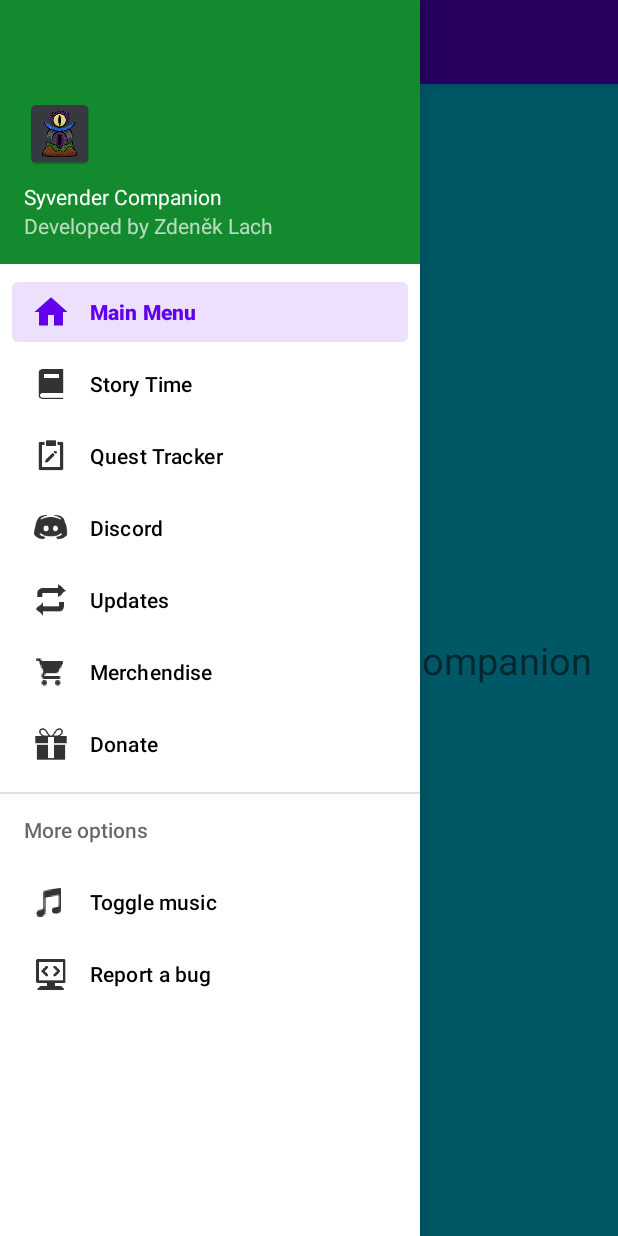
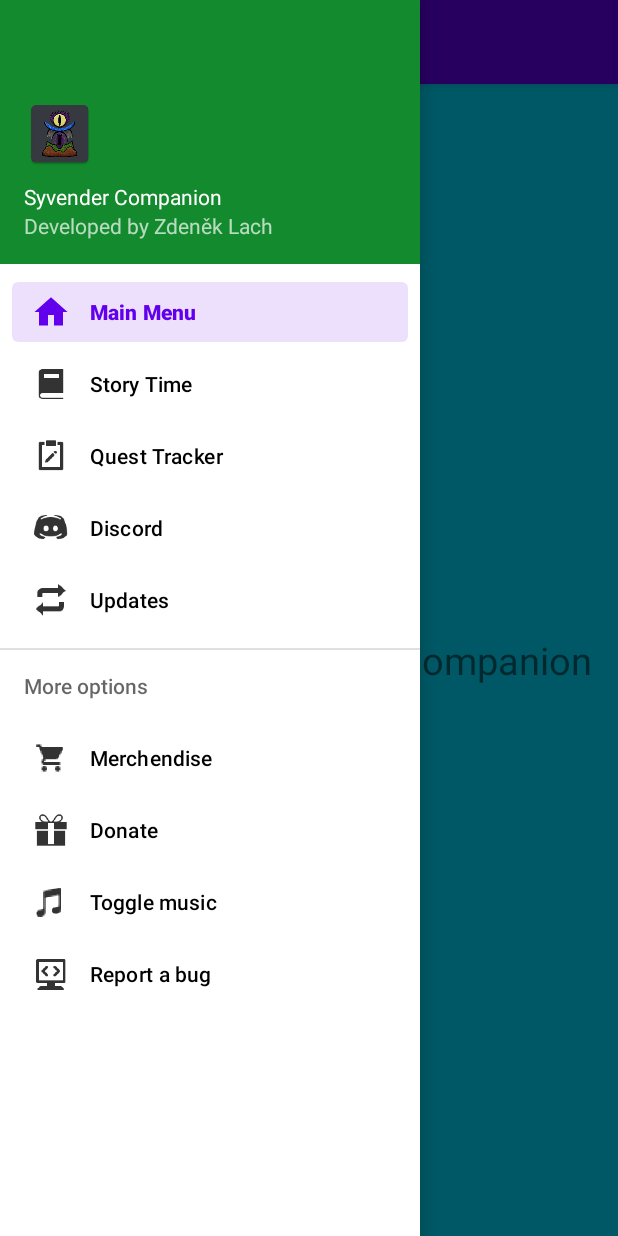
Before and after one commit to zdenek-lach/syvender-compation-app, an Android app: the screen it shows after launch (MainActivity), with the side drawer open, on a phone screen of 412 x 824 dp. Run offline under Robolectric (Android 15) with nearby library versions, the phone set to English and light mode, and no system bars.

Commit message:
Donate and Merch
- Donation leads to Paypal
- Merch has a Toast saying it's WIP (it's not)

```diff
--- a/SyvenderCompation/app/src/main/res/menu/drawer_menu.xml
+++ b/SyvenderCompation/app/src/main/res/menu/drawer_menu.xml
@@ -24,18 +24,19 @@
             android:id="@+id/nav_updates"
             android:icon="@drawable/updates_icon"
             android:title="@string/drawer_updates" />
-        <item
-            android:id="@+id/nav_merch"
-            android:icon="@drawable/merch_icon"
-            android:title="@string/drawer_merch" />
-        <item
-            android:id="@+id/nav_donate"
-            android:icon="@drawable/donate_icon"
-            android:title="@string/drawer_donate" />
+
     </group>
 
     <item android:title="@string/more_options">
         <menu>
+            <item
+                android:id="@+id/nav_merch"
+                android:icon="@drawable/merch_icon"
+                android:title="@string/drawer_merch" />
+            <item
+                android:id="@+id/nav_donate"
+                android:icon="@drawable/donate_icon"
+                android:title="@string/drawer_donate" />
             <item
                 android:id="@+id/nav_music_toggle"
                 android:icon="@drawable/toggle_music_icon"
--- a/SyvenderCompation/app/src/main/res/values/strings.xml
+++ b/SyvenderCompation/app/src/main/res/values/strings.xml
@@ -31,4 +31,5 @@
     <string name="music_pause_toast">Music playback was paused.</string>
     <string name="music_play_toast">Music playback started.</string>
     <string name="invite_link">https://discord.gg/E5Xtc5EvqG</string>
+    <string name="donate_link">https://www.paypal.com/paypalme/zdeneklach</string>
 </resources>
```
Also changed, not shown: SyvenderCompation/app/src/main/java/io/github/syvendercompanion/DonateFragment.java (deleted, +0 -20 lines), SyvenderCompation/app/src/main/java/io/github/syvendercompanion/MainActivity.java (+8 -2 lines), SyvenderCompation/app/src/main/res/layout/fragment_donate.xml (deleted, +0 -14 lines).
